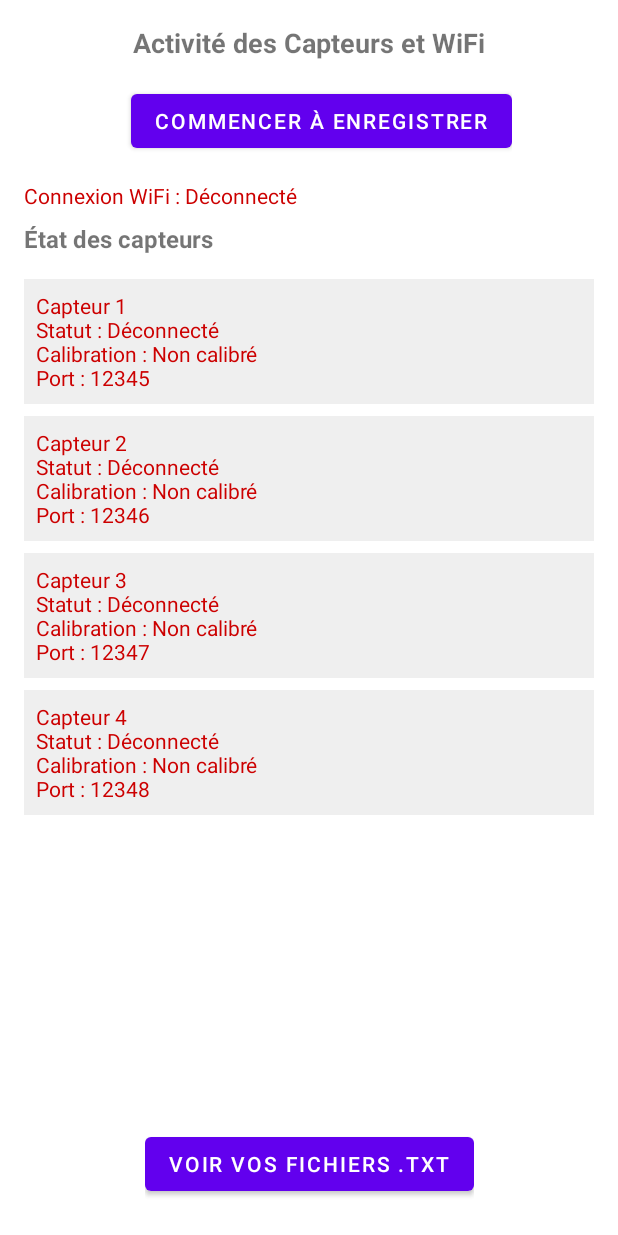
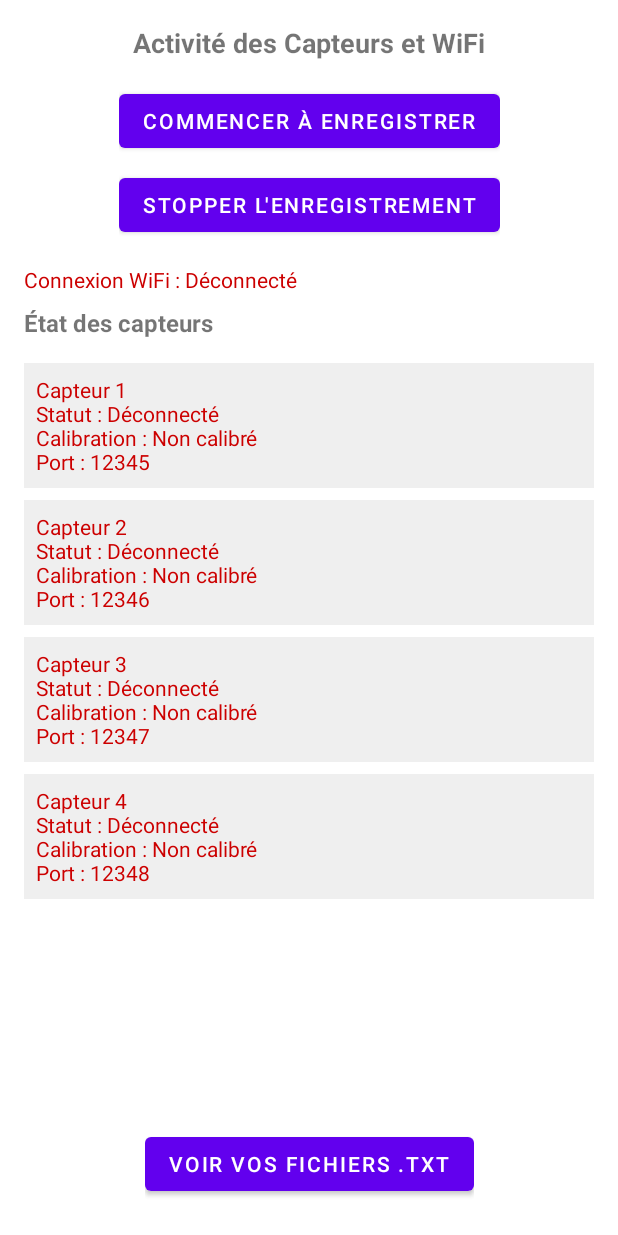
Before and after one commit to YannisHug/Aviron, an Android app: the ReglageActivity screen opened directly, with no data from a screen before it, on a phone screen of 412 x 824 dp. Run offline under Robolectric (Android 15) with nearby library versions, the phone set to English and light mode, and no system bars.

```diff
--- a/app/src/main/res/layout/activity_reglage.xml
+++ b/app/src/main/res/layout/activity_reglage.xml
@@ -20,11 +20,9 @@
         android:layout_marginBottom="16dp" />
 
     <!-- Zone de connexion au partage de connexion -->
-
-    <!-- Boutons Connexion / Enregistrer -->
     <LinearLayout
         android:id="@+id/connection_buttons"
-        android:orientation="horizontal"
+        android:orientation="vertical"
         android:layout_width="wrap_content"
         android:layout_height="wrap_content"
         app:layout_constraintTop_toBottomOf="@id/title"
@@ -32,13 +30,19 @@
         app:layout_constraintEnd_toEndOf="parent"
         android:layout_marginTop="16dp">
 
-
         <Button
             android:id="@+id/btn_enregistrer"
             android:layout_width="wrap_content"
             android:layout_height="wrap_content"
-            android:text="Commencer à enregistrer"
-            android:layout_marginStart="16dp" />
+            android:text="Commencer à ENREGISTRER"
+            android:layout_marginBottom="8dp" /> <!-- Ajout de marge -->
+
+        <Button
+            android:id="@+id/btn_stop_enregistrer"
+            android:layout_width="wrap_content"
+            android:layout_height="wrap_content"
+            android:text="STOPPER L'ENREGISTREMENT" />
+
     </LinearLayout>
 
     <!-- Statut WiFi -->
```
